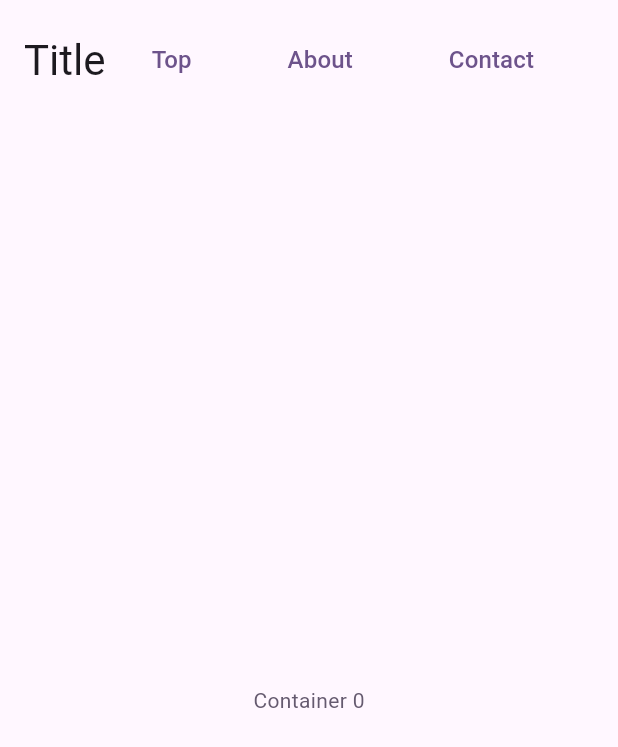
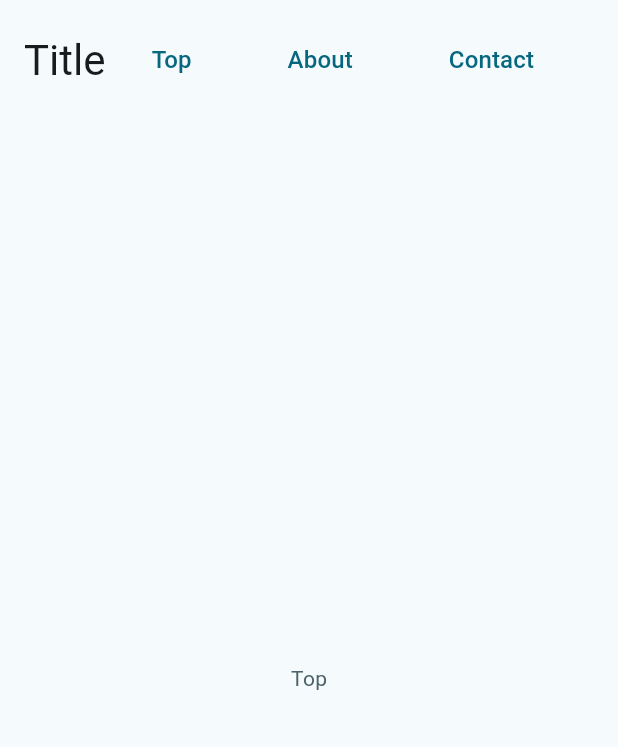
Before and after one commit to NIRANKEN/flutter_web_portfolio_test, a Flutter app: the screen it shows after launch, on a phone screen of 412 x 824 dp. Shown: the top 747 px of the screen. Run offline on Flutter 3.47's test engine with Material 2 defaults, Android fonts, the phone set to English and light mode, and no system bars; our stand-ins replace video_player.

```diff
--- a/lib/main.dart
+++ b/lib/main.dart
@@ -12,13 +12,13 @@ class MyApp extends StatelessWidget {
   @override
   Widget build(BuildContext context) {
     return MaterialApp(
-      title: 'にらんけんの巣窟',
+      title: 'やぁ',
       theme: ThemeData(
         colorScheme: ColorScheme.fromSeed(
-            seedColor: const Color.fromARGB(255, 125, 114, 134)),
+            seedColor: const Color.fromARGB(255, 25, 140, 170)),
         useMaterial3: true,
       ),
-      home: const MyHomePage(title: 'にらんけんの巣窟'),
+      home: const MyHomePage(title: 'やぁ'),
     );
   }
 }
--- /dev/null
+++ b/lib/main_container.dart
@@ -0,0 +1,21 @@
+import 'package:flutter/material.dart';
+
+class MainContainer extends StatelessWidget {
+  const MainContainer(
+      {super.key, required this.child, required this.pageIndex});
+
+  final Widget child;
+  final int pageIndex;
+
+  @override
+  Widget build(BuildContext context) {
+    return Container(
+      width: MediaQuery.of(context).size.width * 0.8,
+      height: MediaQuery.of(context).size.height * 0.9,
+      color: pageIndex % 2 == 0
+          ? Theme.of(context).colorScheme.background
+          : Theme.of(context).colorScheme.inversePrimary,
+      child: child,
+    );
+  }
+}
--- a/lib/my_home_page.dart
+++ b/lib/my_home_page.dart
@@ -1,18 +1,13 @@
 import 'package:flutter/material.dart';
+import 'package:flutter_web_portfolio_test/main_container.dart';
+import 'package:flutter_web_portfolio_test/pages/about_page.dart';
+import 'package:flutter_web_portfolio_test/pages/contact_page.dart';
+import 'package:flutter_web_portfolio_test/pages/top_page.dart';
 import 'package:flutter_web_portfolio_test/title_button.dart';
 import 'package:video_player/video_player.dart';
 
 class MyHomePage extends StatefulWidget {
   const MyHomePage({super.key, required this.title});
-
-  // This widget is the home page of your application. It is stateful, meaning
-  // that it has a State object (defined below) that contains fields that affect
-  // how it looks.
-
-  // This class is the configuration for the state. It holds the values (in this
-  // case the title) provided by the parent (in this case the App widget) and
-  // used by the build method of the State. Fields in a Widget subclass are
-  // always marked "final".
 
   final String title;
 
@@ -27,41 +22,26 @@ class _MyHomePageState extends State<MyHomePage> {
   bool isPlaying = false;
   bool isScrolling = false;
 
+  final PageController _pageController = PageController(
+    initialPage: 0,
+  );
+
   @override
   void initState() {
     super.initState();
     _videoController = VideoPlayerController.asset('assets/videos/loading.mp4');
-    _initializeVideoPlayerFuture =
-        _videoController.initialize().then((_) => () {
-              // setState(() {
-              //   isPlaying = false;
-              // });
-              // _videoController.setLooping(true);
-              // _videoController.play();
-              // Future.delayed(const Duration(seconds: 2), () {
-              //   _videoController.pause();
-              //   setState(() {
-              //     isLoading = false;
-              //     isPlaying = false;
-              //   });
-              // });
-            });
+    _initializeVideoPlayerFuture = _videoController.initialize();
   }
 
   @override
   void dispose() {
     _videoController.dispose();
+    _pageController.dispose();
     super.dispose();
   }
 
   @override
   Widget build(BuildContext context) {
-    // This method is rerun every time setState is called, for instance as done
-    // by the _incrementCounter method above.
-    //
-    // The Flutter framework has been optimized to make rerunning build methods
-    // fast, so that you can just rebuild anything that needs updating rather
-    // than having to individually change instances of widgets.
     return isLoading
         ? _loadingWidget()
         : Scaffold(
@@ -71,36 +51,15 @@ class _MyHomePageState extends State<MyHomePage> {
                   children: <Widget>[
                     _titleContainer(context),
                     Expanded(
-                      flex: 1,
-                      child: ListView.separated(
-                        padding: const EdgeInsets.all(16.0),
-                        itemCount: 3,
-                        itemBuilder: (BuildContext context, int index) {
-                          return Container(
-                            width: MediaQuery.of(context).size.width * 0.8,
-                            height: MediaQuery.of(context).size.height * 0.9,
-                            color: index % 2 == 0
-                                ? Theme.of(context).colorScheme.background
-                                : Theme.of(context).colorScheme.inversePrimary,
-                            child: Center(
-                              child: Text(
-                                'Container $index',
-                                style: TextStyle(
-                                    color: index % 2 == 0
-                                        ? Theme.of(context)
-                                            .colorScheme
-                                            .secondary
-                                        : Colors.white),
-                              ),
-                            ),
-                          );
-                        },
-                        separatorBuilder: (BuildContext context, int index) =>
-                            const SizedBox(width: 16.0),
-                        // scrollable
-                        scrollDirection: Axis.vertical,
-                      ),
-                    )
+                        flex: 1,
+                        child: PageView(
+                            controller: _pageController,
+                            scrollDirection: Axis.vertical,
+                            children: const [
+                              TopPage(),
+                              AboutPage(),
+                              ContactPage(),
+                            ]))
                   ]),
             ),
           );
@@ -132,15 +91,7 @@ class _MyHomePageState extends State<MyHomePage> {
                   } else {
                     return const CircularProgressIndicator();
                   }
-                }))
-        // body: Center(
-        //   child: _videoController.value.isInitialized && isPlaying
-        //       ? AspectRatio(
-        //           aspectRatio: _videoController.value.aspectRatio,
-        //           child: VideoPlayer(_videoController))
-        //       : Container(),
-        // ),
-        );
+                })));
   }
 
   Widget _titleContainer(BuildContext context) {
@@ -154,11 +105,35 @@ class _MyHomePageState extends State<MyHomePage> {
                 child: Text('Title',
                     style: Theme.of(context).textTheme.headlineMedium),
               ),
-              const TitleButton(title: "Top"),
+              TitleButton(
+                  title: "Top",
+                  onPressed: () {
+                    _pageController.animateToPage(
+                      0,
+                      duration: const Duration(milliseconds: 500),
+                      curve: Curves.ease,
+                    );
+                  }),
               const SizedBox(width: 16.0),
-              const TitleButton(title: "About"),
+              TitleButton(
+                  title: "About",
+                  onPressed: () {
+                    _pageController.animateToPage(
+                      1,
+                      duration: const Duration(milliseconds: 500),
+                      curve: Curves.ease,
+                    );
+                  }),
               const SizedBox(width: 16.0),
-              const TitleButton(title: "Contact"),
+              TitleButton(
+                  title: "Contact",
+                  onPressed: () {
+                    _pageController.animateToPage(
+                      2,
+                      duration: const Duration(milliseconds: 500),
+                      curve: Curves.ease,
+                    );
+                  }),
               const SizedBox(width: 16.0),
             ],
           ))
--- /dev/null
+++ b/lib/pages/top_page.dart
@@ -0,0 +1,18 @@
+import 'package:flutter/material.dart';
+import 'package:flutter_web_portfolio_test/main_container.dart';
+
+class TopPage extends StatelessWidget {
+  const TopPage({super.key});
+  static const _pageIndex = 0;
+
+  @override
+  Widget build(BuildContext context) {
+    return MainContainer(
+        pageIndex: _pageIndex,
+        child: Center(
+            child: Text(
+          "Top",
+          style: TextStyle(color: Theme.of(context).colorScheme.secondary),
+        )));
+  }
+}
```
Also changed, not shown: lib/pages/about_page.dart (added, +18 -0 lines), lib/pages/contact_page.dart (added, +18 -0 lines).
